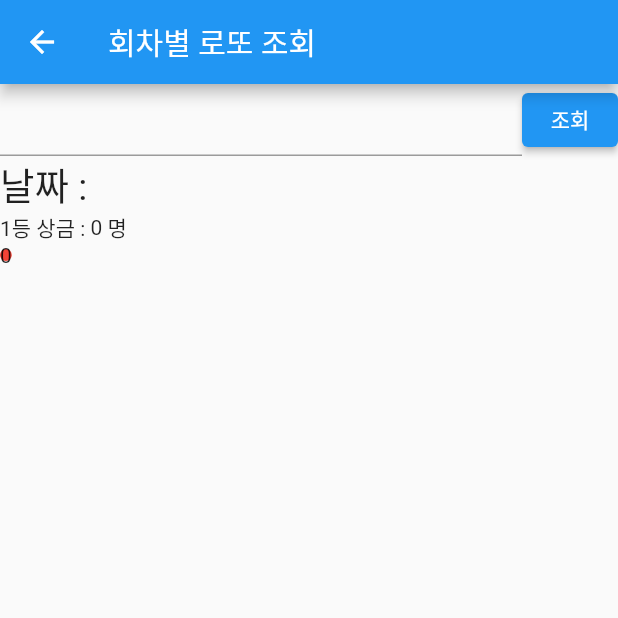
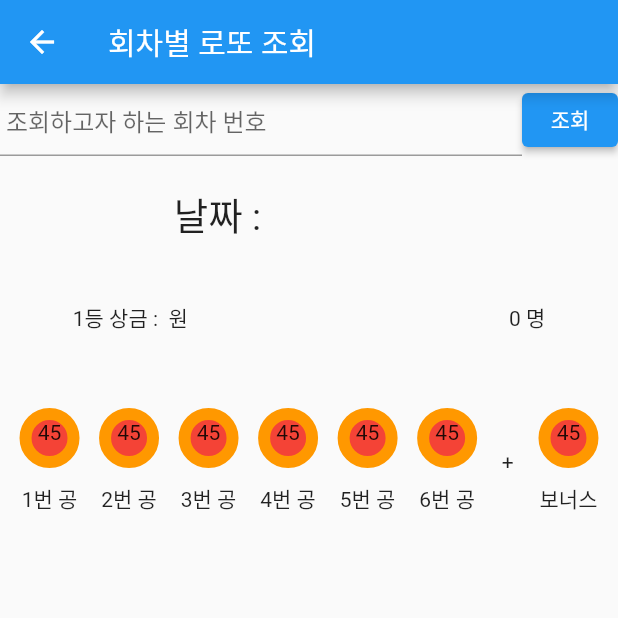
Before and after one commit to ChangkookChoi/flutter_design, a Flutter app: the LottoCheck screen opened directly, on a phone screen of 412 x 824 dp, the top half of it. Run offline on Flutter 3.47's test engine with Material 2 defaults, Android fonts, the phone set to English and light mode, and no system bars.

Commit message:
회차별 로또 조회 디자인 및 텍스트필드 수정

```diff
--- a/design_practice/lib/layout/lottoCheck.dart
+++ b/design_practice/lib/layout/lottoCheck.dart
@@ -1,4 +1,5 @@
 import 'package:flutter/material.dart';
+import 'package:flutter/services.dart';
 
 class LottoCheck extends StatefulWidget {
   @override
@@ -10,6 +11,18 @@ class _LottoCheckState extends State<LottoCheck> {
   var _lottoDate = '';
   var _lottoAmount = '';
   var _lottoPersonCnt = '0';
+
+  var _ball1 = '0';
+  var _ball2 = '0';
+  var _ball3 = '0';
+  var _ball4 = '0';
+  var _ball5 = '0';
+  var _ball6 = '0';
+  var _bonusBall = '0';
+
+  BoxDecoration boxDeco() {
+    return BoxDecoration();
+  }
 
   @override
   void dispose() {
@@ -30,8 +43,13 @@ class _LottoCheckState extends State<LottoCheck> {
           //input 및 Btn 부분 Row
           children: <Widget>[
             Expanded(
-                child: TextField(
+                child: TextFormField(
               controller: _roundController,
+              keyboardType: TextInputType.number,
+              decoration: InputDecoration(hintText: ' 조회하고자 하는 회차 번호'),
+              inputFormatters: <TextInputFormatter>[
+                FilteringTextInputFormatter.digitsOnly
+              ],
             )),
             ElevatedButton(
                 onPressed: () {
@@ -40,8 +58,10 @@ class _LottoCheckState extends State<LottoCheck> {
                 child: Text('조회')),
           ],
         ),
+        Container(margin: EdgeInsets.only(top: 20)),
         Row(
           //회차에 해당하는 날짜가 표시될 부분 Row
+          mainAxisAlignment: MainAxisAlignment.spaceEvenly,
           children: <Widget>[
             Text(
               '날짜 : ',
@@ -50,22 +70,155 @@ class _LottoCheckState extends State<LottoCheck> {
             Text(_lottoDate)
           ],
         ),
+        SizedBox(
+          height: 40,
+        ),
         Row(
           //1등 상금 및 몇 명이었는지 표시 할 Row
+          mainAxisAlignment: MainAxisAlignment.spaceAround,
           children: <Widget>[
-            Text('1등 상금 : '),
-            Text(_lottoAmount),
-            Text(_lottoPersonCnt),
-            Text(' 명')
+            Text('1등 상금 : $_lottoAmount 원'),
+            SizedBox(
+              width: 20,
+            ),
+            Text('$_lottoPersonCnt 명')
           ],
+        ),
+        SizedBox(
+          height: 50,
         ),
         Row(
           //로또 당첨번호 6개 + 보너스 1개 표시
+          mainAxisAlignment: MainAxisAlignment.spaceEvenly,
           children: <Widget>[
+            Column(
+              children: <Widget>[
+                Container(
+                  child: Text('45', textAlign: TextAlign.center),
+                  height: 40,
+                  width: 40,
+                  decoration: BoxDecoration(
+                    shape: BoxShape.circle,
+                    color: Colors.red,
+                    border: Border.all(
+                      width: 8.0,
+                      color: Colors.orange,
+                    ),
+                  ),
+                ),
+                Container(child: Text('1번 공'), margin: EdgeInsets.only(top: 10))
+              ],
+            ),
+            Column(
+              children: <Widget>[
+                Container(
+                  child: Text('45', textAlign: TextAlign.center),
+                  height: 40,
+                  width: 40,
+                  decoration: BoxDecoration(
+                    shape: BoxShape.circle,
+                    color: Colors.red,
+                    border: Border.all(
+                      width: 8.0,
+                      color: Colors.orange,
+                    ),
+                  ),
+                ),
+                Container(child: Text('2번 공'), margin: EdgeInsets.only(top: 10))
+              ],
+            ),
+            Column(
+              children: <Widget>[
+                Container(
+                  child: Text('45', textAlign: TextAlign.center),
+                  height: 40,
+                  width: 40,
+                  decoration: BoxDecoration(
+                    shape: BoxShape.circle,
+                    color: Colors.red,
+                    border: Border.all(
+                      width: 8.0,
+                      color: Colors.orange,
+                    ),
+                  ),
+                ),
+                Container(child: Text('3번 공'), margin: EdgeInsets.only(top: 10))
+              ],
+            ),
+            Column(
+              children: <Widget>[
+                Container(
+                  child: Text('45', textAlign: TextAlign.center),
+                  height: 40,
+                  width: 40,
+                  decoration: BoxDecoration(
+                    shape: BoxShape.circle,
+                    color: Colors.red,
+                    border: Border.all(
+                      width: 8.0,
+                      color: Colors.orange,
+                    ),
+                  ),
+                ),
+                Container(child: Text('4번 공'), margin: EdgeInsets.only(top: 10))
+              ],
+            ),
+            Column(
+              children: <Widget>[
+                Container(
+                  child: Text('45', textAlign: TextAlign.center),
+                  height: 40,
+                  width: 40,
+                  decoration: BoxDecoration(
+                    shape: BoxShape.circle,
+                    color: Colors.red,
+                    border: Border.all(
+                      width: 8.0,
+                      color: Colors.orange,
+                    ),
+                  ),
+                ),
+                Container(child: Text('5번 공'), margin: EdgeInsets.only(top: 10))
+              ],
+            ),
+            Column(
+              children: <Widget>[
+                Container(
+                  child: Text('45', textAlign: TextAlign.center),
+                  height: 40,
+                  width: 40,
+                  decoration: BoxDecoration(
+                    shape: BoxShape.circle,
+                    color: Colors.red,
+                    border: Border.all(
+                      width: 8.0,
+                      color: Colors.orange,
+                    ),
+                  ),
+                ),
+                Container(child: Text('6번 공'), margin: EdgeInsets.only(top: 10))
+              ],
+            ),
             Container(
-              child: Text('0'),
-              decoration:
-                  BoxDecoration(shape: BoxShape.circle, color: Colors.red),
+              child: Text(' + '),
+            ),
+            Column(
+              children: <Widget>[
+                Container(
+                  child: Text('45', textAlign: TextAlign.center),
+                  height: 40,
+                  width: 40,
+                  decoration: BoxDecoration(
+                    shape: BoxShape.circle,
+                    color: Colors.red,
+                    border: Border.all(
+                      width: 8.0,
+                      color: Colors.orange,
+                    ),
+                  ),
+                ),
+                Container(child: Text('보너스'), margin: EdgeInsets.only(top: 10))
+              ],
             ),
           ],
         ),
```
